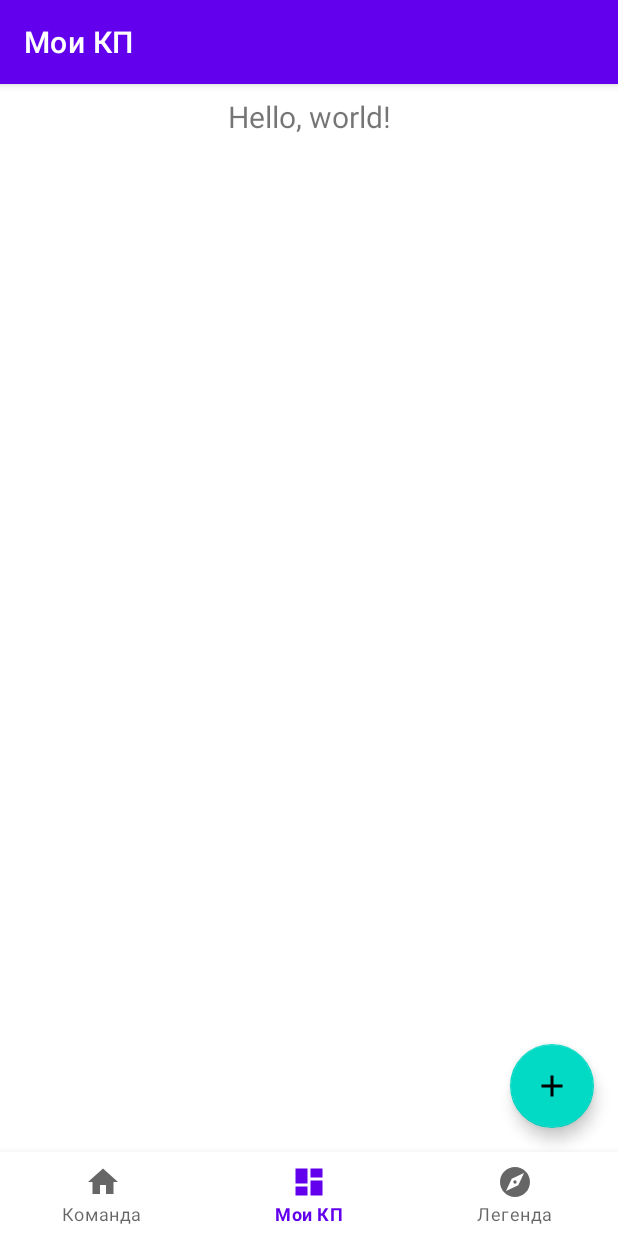
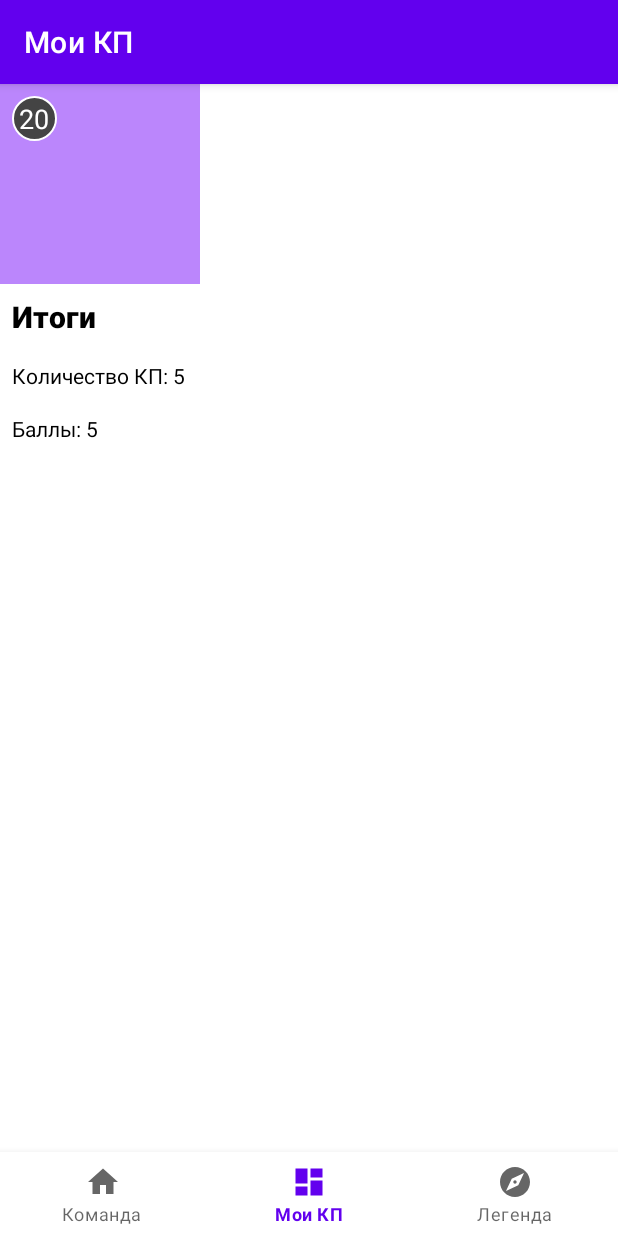
Before and after one commit to alff0x1f/kolco24_app, an Android app: the PhotoFragment screen opened through its navigation route, on a phone screen of 412 x 824 dp. Run offline under Robolectric (Android 15) with nearby library versions, the phone set to English and light mode, and no system bars; our stand-ins replace Room's generated code, navigation-ui; pictures from the network do not load; 1 statement that could not run was skipped.

Commit message:
PhotoGallery

```diff
--- a/app/src/main/java/org/kolco24/kolco24/ui/photo/PhotoFragment.java
+++ b/app/src/main/java/org/kolco24/kolco24/ui/photo/PhotoFragment.java
@@ -3,11 +3,13 @@ package org.kolco24.kolco24.ui.photo;
 import static android.app.Activity.RESULT_OK;
 
 import android.content.Intent;
+import android.graphics.Rect;
 import android.os.Bundle;
 import android.view.LayoutInflater;
 import android.view.View;
 import android.view.ViewGroup;
 import android.widget.TextView;
+import android.widget.Toast;
 
 import androidx.annotation.NonNull;
 import androidx.fragment.app.Fragment;
@@ -42,7 +44,8 @@ public class PhotoFragment extends Fragment {
         RecyclerView recyclerView = binding.myPointsRecyclerView;
         final PhotoPointListAdapter adapter = new PhotoPointListAdapter(new PhotoPointListAdapter.PhotoPointDiff());
         recyclerView.setAdapter(adapter);
-        recyclerView.setLayoutManager(new GridLayoutManager(getContext(), 2));
+        recyclerView.setLayoutManager(new GridLayoutManager(getContext(), 3));
+        recyclerView.addItemDecoration(new GridSpacingItemDecoration(3, 8, false));
         // Get a new or existing ViewModel from the ViewModelProvider.
         mPhotoPointViewModel = new ViewModelProvider(this).get(PhotoPointViewModel.class);
         mPhotoPointViewModel.getAllPhotoPoints().observe(getViewLifecycleOwner(), adapter::submitList);
@@ -50,7 +53,7 @@ public class PhotoFragment extends Fragment {
         FloatingActionButton fab = binding.fab;
         fab.setOnClickListener(view -> {
             Intent intent = new Intent(getActivity(), NewPhotoActivity.class);
-            startActivityForResult(intent, NEW_PHOTO_ACTIVITY_REQUEST_CODE);
+            startActivity(intent);
 //            NavHostFragment.findNavController(this).navigate(R.id.action_navigation_taken_points_to_navigation_new_photo);
         });
 
@@ -60,6 +63,10 @@ public class PhotoFragment extends Fragment {
     @Override
     public void onActivityResult(int requestCode, int resultCode, Intent data) {
         super.onActivityResult(requestCode, resultCode, data);
+        Toast.makeText(
+                getActivity().getApplicationContext(),
+                "onActivityResult",
+                Toast.LENGTH_LONG).show();
         if (requestCode == NEW_PHOTO_ACTIVITY_REQUEST_CODE && resultCode == RESULT_OK) {
             Photo photo = new Photo(
                     1,
@@ -70,6 +77,41 @@ public class PhotoFragment extends Fragment {
         }
     }
 
+    public static class GridSpacingItemDecoration extends RecyclerView.ItemDecoration {
+
+        private int spanCount;
+        private int spacing;
+        private boolean includeEdge;
+
+        public GridSpacingItemDecoration(int spanCount, int spacing, boolean includeEdge) {
+            this.spanCount = spanCount;
+            this.spacing = spacing;
+            this.includeEdge = includeEdge;
+        }
+
+        @Override
+        public void getItemOffsets(Rect outRect, View view, RecyclerView parent, RecyclerView.State state) {
+            int position = parent.getChildAdapterPosition(view); // item position
+            int column = position % spanCount; // item column
+
+            if (includeEdge) {
+                outRect.left = spacing - column * spacing / spanCount; // spacing - column * ((1f / spanCount) * spacing)
+                outRect.right = (column + 1) * spacing / spanCount; // (column + 1) * ((1f / spanCount) * spacing)
+
+                if (position < spanCount) { // top edge
+                    outRect.top = spacing;
+                }
+                outRect.bottom = spacing; // item bottom
+            } else {
+                outRect.left = column * spacing / spanCount; // column * ((1f / spanCount) * spacing)
+                outRect.right = spacing - (column + 1) * spacing / spanCount; // spacing - (column + 1) * ((1f /    spanCount) * spacing)
+                if (position >= spanCount) {
+                    outRect.top = spacing; // item top
+                }
+            }
+        }
+    }
+
     @Override
     public void onDestroyView() {
         super.onDestroyView();
--- a/app/src/main/java/org/kolco24/kolco24/ui/photo/PhotoPointListAdapter.java
+++ b/app/src/main/java/org/kolco24/kolco24/ui/photo/PhotoPointListAdapter.java
@@ -1,5 +1,6 @@
 package org.kolco24.kolco24.ui.photo;
 
+import android.net.Uri;
 import android.view.ViewGroup;
 
 import androidx.annotation.NonNull;
@@ -22,7 +23,7 @@ public class PhotoPointListAdapter extends ListAdapter<Photo, PhotoPointViewHold
 
     public void onBindViewHolder(PhotoPointViewHolder holder, int position) {
         Photo current = getItem(position);
-        holder.bind(current);
+        holder.bind(current.point_number, Uri.parse(current.photo_url));
     }
 
     static class PhotoPointDiff extends DiffUtil.ItemCallback<Photo> {
--- /dev/null
+++ b/app/src/main/res/drawable/rounded_corner.xml
@@ -0,0 +1,10 @@
+<shape xmlns:android="http://schemas.android.com/apk/res/android"
+    android:shape="oval">
+    <solid android:color="#444444" />
+    <size
+        android:width="10dp"
+        android:height="10dp" />
+    <stroke
+        android:width="1dp"
+        android:color="#FFFFFF" />
+</shape>
--- a/app/src/main/res/layout/activity_new_word.xml
+++ b/app/src/main/res/layout/activity_new_word.xml
@@ -17,7 +17,7 @@
                 android:layout_width="match_parent"
                 android:layout_height="400dp"
                 android:background="#eee"
-                android:scaleType="centerInside" />
+                android:scaleType="fitXY" />
 
             <Button
                 android:id="@+id/button_gallery"
--- a/app/src/main/res/layout/fragment_photos.xml
+++ b/app/src/main/res/layout/fragment_photos.xml
@@ -1,37 +1,21 @@
 <?xml version="1.0" encoding="utf-8"?>
-<androidx.constraintlayout.widget.ConstraintLayout xmlns:android="http://schemas.android.com/apk/res/android"
+<LinearLayout xmlns:android="http://schemas.android.com/apk/res/android"
     xmlns:app="http://schemas.android.com/apk/res-auto"
     xmlns:tools="http://schemas.android.com/tools"
     android:layout_width="match_parent"
     android:layout_height="match_parent"
+    android:orientation="vertical"
     android:paddingBottom="?attr/actionBarSize"
     tools:context=".ui.photo.PhotoFragment">
 
     <androidx.core.widget.NestedScrollView
         android:layout_width="match_parent"
-        android:layout_height="match_parent"
-        app:layout_constraintBottom_toBottomOf="parent"
-        app:layout_constraintEnd_toEndOf="parent"
-        app:layout_constraintStart_toStartOf="parent"
-        app:layout_constraintTop_toTopOf="parent">
+        android:layout_height="match_parent">
 
-        <androidx.constraintlayout.widget.ConstraintLayout
+        <LinearLayout
             android:layout_width="match_parent"
-            android:layout_height="wrap_content">
-
-            <TextView
-                android:id="@+id/text_dashboard"
-                android:layout_width="match_parent"
-                android:layout_height="wrap_content"
-                android:layout_marginStart="8dp"
-                android:layout_marginTop="8dp"
-                android:layout_marginEnd="8dp"
-                android:text="Hello, world!"
-                android:textAlignment="center"
-                android:textSize="20sp"
-                app:layout_constraintEnd_toEndOf="parent"
-                app:layout_constraintStart_toStartOf="parent"
-                app:layout_constraintTop_toTopOf="parent" />
+            android:layout_height="wrap_content"
+            android:orientation="vertical">
 
             <androidx.recyclerview.widget.RecyclerView
                 android:id="@+id/my_points_recycler_view"
@@ -40,10 +24,38 @@
                 android:nestedScrollingEnabled="false"
                 app:layout_constraintEnd_toEndOf="parent"
                 app:layout_constraintStart_toStartOf="parent"
-                app:layout_constraintTop_toBottomOf="@+id/text_dashboard"
+                app:layout_constraintTop_toBottomOf="@+id/text_dashboard2"
                 tools:listitem="@layout/photo_item" />
 
-        </androidx.constraintlayout.widget.ConstraintLayout>
+            <TextView
+                android:id="@+id/text_dashboard3"
+                android:layout_width="match_parent"
+                android:layout_height="wrap_content"
+                android:layout_margin="@dimen/small_padding"
+                android:fontFamily="sans-serif-black"
+                android:text="Итоги"
+                android:textColor="@color/black"
+                android:textSize="20sp" />
+
+            <TextView
+                android:id="@+id/text_dashboard"
+                android:layout_width="match_parent"
+                android:layout_height="wrap_content"
+                android:layout_margin="@dimen/small_padding"
+                android:text="Количество КП: 5"
+                android:textColor="@color/black"
+                android:textSize="14sp" />
+
+            <TextView
+                android:id="@+id/text_dashboard2"
+                android:layout_width="match_parent"
+                android:layout_height="wrap_content"
+                android:layout_margin="@dimen/small_padding"
+                android:text="Баллы: 5"
+                android:textColor="@color/black"
+                android:textSize="14sp" />
+
+        </LinearLayout>
     </androidx.core.widget.NestedScrollView>
 
     <com.google.android.material.floatingactionbutton.FloatingActionButton
@@ -57,4 +69,4 @@
         app:layout_constraintBottom_toBottomOf="parent"
         app:layout_constraintEnd_toEndOf="parent" />
 
-</androidx.constraintlayout.widget.ConstraintLayout>
+</LinearLayout>
--- a/app/src/main/res/layout/photo_item.xml
+++ b/app/src/main/res/layout/photo_item.xml
@@ -8,25 +8,29 @@
 
     <ImageView
         android:id="@+id/photoKP"
-        android:layout_width="fill_parent"
-        android:layout_height="200dp"
-        android:layout_marginEnd="16dp"
+        android:layout_width="0dp"
+        android:layout_height="0dp"
         android:background="@color/purple_200"
         app:layout_constraintBottom_toBottomOf="parent"
+        app:layout_constraintDimensionRatio="H,1:1"
         app:layout_constraintEnd_toEndOf="parent"
+        app:layout_constraintHorizontal_bias="1.0"
         app:layout_constraintStart_toStartOf="parent"
         app:layout_constraintTop_toTopOf="parent"
+        app:layout_constraintVertical_bias="1.0"
         tools:srcCompat="@drawable/ic_add_black_24dp" />
 
     <TextView
         android:id="@+id/textView"
-        android:layout_width="wrap_content"
-        android:layout_height="wrap_content"
-        android:layout_marginStart="@dimen/activity_horizontal_margin"
-        android:layout_marginTop="8dp"
+        android:layout_width="30dp"
+        android:layout_height="30dp"
+        android:layout_marginStart="@dimen/small_padding"
+        android:layout_marginTop="@dimen/small_padding"
         android:text="20"
-        android:textColor="@color/black"
-        android:textSize="28sp"
+        android:background="@drawable/rounded_corner"
+        android:textColor="@color/white"
+        android:textSize="18sp"
+        android:gravity="center"
         app:layout_constraintStart_toStartOf="parent"
         app:layout_constraintTop_toTopOf="parent" />
 
```
Also changed, not shown: app/src/main/java/org/kolco24/kolco24/NewPhotoActivity.java (+48 -7 lines), app/src/main/java/org/kolco24/kolco24/ui/legends/LegendsFragment.java (+6 -5 lines), app/src/main/java/org/kolco24/kolco24/ui/photo/PhotoPointViewHolder.java (+12 -8 lines).
